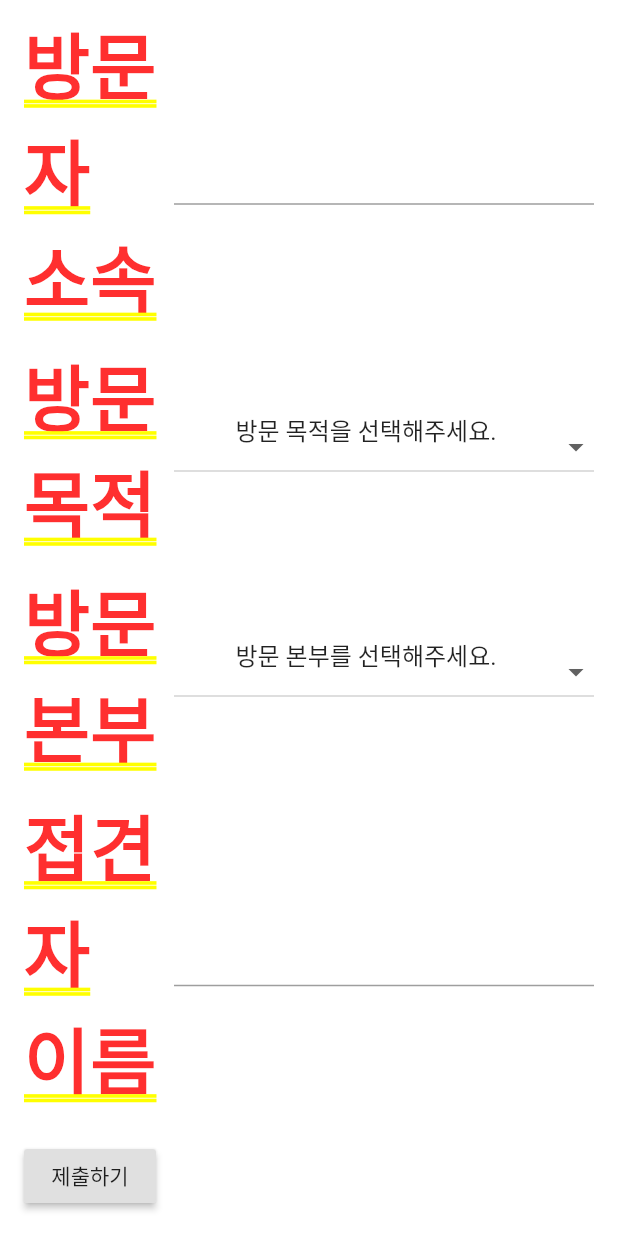
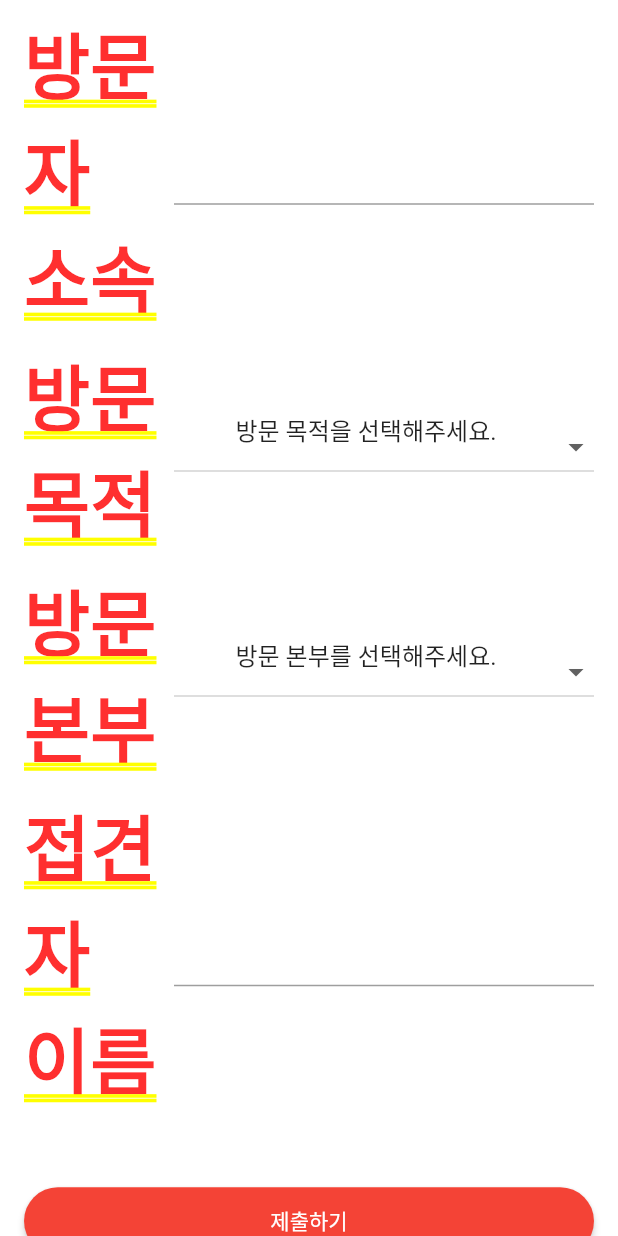
Before and after one commit to bonchangkoo/VisitorManagementApp, a Flutter app: the MyCustomForm screen opened by its route, scrolled down 519 dp, on a phone screen of 412 x 824 dp. Run offline on Flutter 3.47's test engine with Material 2 defaults, Android fonts, the phone set to English and light mode, and no system bars; our stand-ins replace datetime_picker_formfield, fluttertoast, splashscreen; network calls fail.

Commit message:
제출하기 버튼 색 및 모양 변경

```diff
--- a/lib/main.dart
+++ b/lib/main.dart
@@ -292,11 +292,21 @@ class MyCustomFormState extends State<MyCustomForm> {
                       },
                     ))
                   ])),
-
-              Padding(
+              SizedBox(
+                height: 30.0,
+              ),
+              Container(
                 padding: const EdgeInsets.symmetric(
                     vertical: 16.0, horizontal: 16.0),
+                width: double.infinity,
                 child: RaisedButton(
+                  child: Text(
+                    "제출하기",
+                    style: TextStyle(color: Colors.white),
+                  ),
+                  padding: EdgeInsets.all(12.0),
+                  shape: StadiumBorder(),
+                  color: Colors.red,
                   onPressed: () {
                     // Validate returns true if the form is valid, or false
                     // otherwise.
@@ -312,7 +322,6 @@ class MyCustomFormState extends State<MyCustomForm> {
                           .showSnackBar(SnackBar(content: Text('제출하는 중입니다.')));
                     }
                   },
-                  child: Text('제출하기'),
                 ),
               ),
             ],
```
Also changed, not shown: pubspec.lock.
